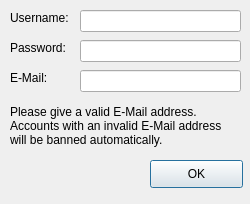
This is registerdialog.ui in RBXChat/RBXChatClient as Qt 5 draws it before an edit. The edited form follows.
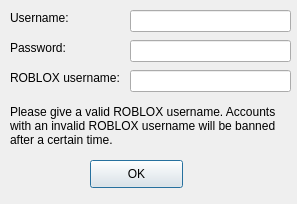
This is the edited form.

```diff
--- a/registerdialog.ui
+++ b/registerdialog.ui
@@ -6,7 +6,7 @@
    <rect>
     <x>0</x>
     <y>0</y>
-    <width>250</width>
+    <width>297</width>
     <height>204</height>
    </rect>
   </property>
@@ -29,7 +29,7 @@
   <widget class="QLineEdit" name="unedit">
    <property name="geometry">
     <rect>
-     <x>80</x>
+     <x>130</x>
      <y>10</y>
      <width>161</width>
      <height>22</height>
@@ -52,7 +52,7 @@
   <widget class="QLineEdit" name="pwedit">
    <property name="geometry">
     <rect>
-     <x>80</x>
+     <x>130</x>
      <y>40</y>
      <width>161</width>
      <height>22</height>
@@ -65,7 +65,7 @@
   <widget class="QLineEdit" name="emedit">
    <property name="geometry">
     <rect>
-     <x>80</x>
+     <x>130</x>
      <y>70</y>
      <width>161</width>
      <height>22</height>
@@ -77,18 +77,18 @@
     <rect>
      <x>10</x>
      <y>70</y>
-     <width>53</width>
+     <width>121</width>
      <height>16</height>
     </rect>
    </property>
    <property name="text">
-    <string>E-Mail:</string>
+    <string>ROBLOX username:</string>
    </property>
   </widget>
   <widget class="QPushButton" name="pushButton">
    <property name="geometry">
     <rect>
-     <x>150</x>
+     <x>90</x>
      <y>160</y>
      <width>93</width>
      <height>28</height>
@@ -103,12 +103,12 @@
     <rect>
      <x>10</x>
      <y>95</y>
-     <width>231</width>
+     <width>281</width>
      <height>61</height>
     </rect>
    </property>
    <property name="text">
-    <string>Please give a valid E-Mail address. Accounts with an invalid E-Mail address will be banned automatically.</string>
+    <string>Please give a valid ROBLOX username. Accounts with an invalid ROBLOX username will be banned after a certain time.</string>
    </property>
    <property name="textFormat">
     <enum>Qt::AutoText</enum>
```
